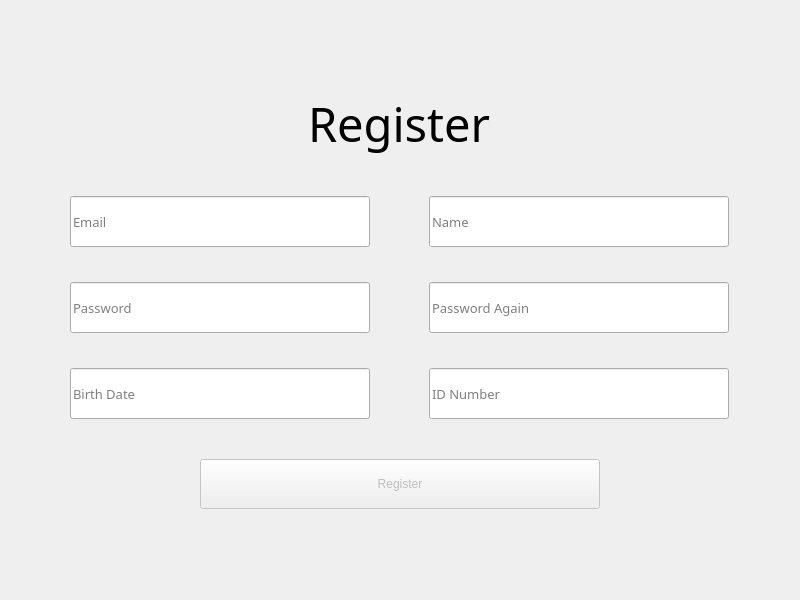
Qt form ui/uiFiles/registerWindow.ui (efeKbkci/CarRentalApp) before a commit.
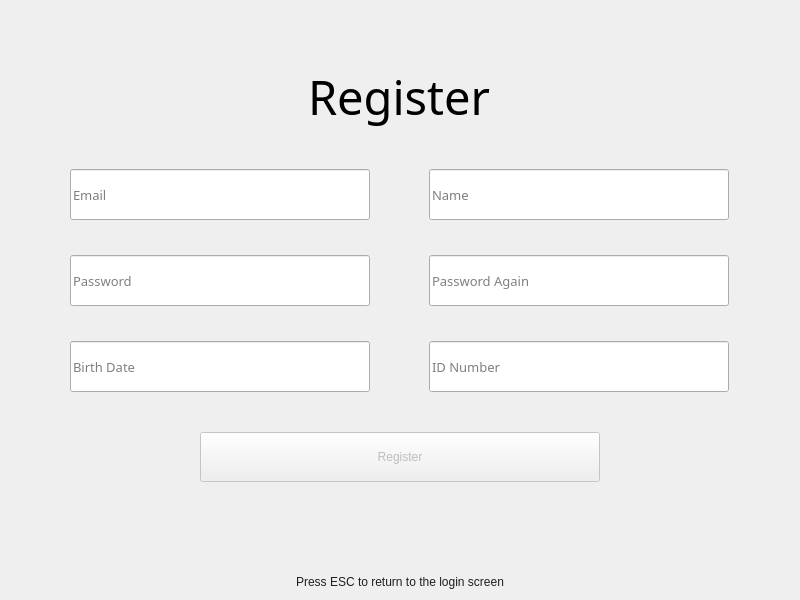
The same form after that commit.

What changed in the file:
```diff
--- a/ui/uiFiles/registerWindow.ui
+++ b/ui/uiFiles/registerWindow.ui
@@ -47,6 +47,9 @@
        <pointsize>35</pointsize>
       </font>
      </property>
+     <property name="styleSheet">
+      <string notr="true">color: black;</string>
+     </property>
      <property name="text">
       <string>Register</string>
      </property>
@@ -289,6 +292,19 @@
      </property>
     </spacer>
    </item>
+   <item>
+    <widget class="QLabel" name="label">
+     <property name="styleSheet">
+      <string notr="true">color: #1E1E1E;</string>
+     </property>
+     <property name="text">
+      <string>Press ESC to return to the login screen</string>
+     </property>
+     <property name="alignment">
+      <set>Qt::AlignCenter</set>
+     </property>
+    </widget>
+   </item>
   </layout>
  </widget>
  <resources/>
```
Left out of the diff: 5 changed lines with no effect on the pictures.
